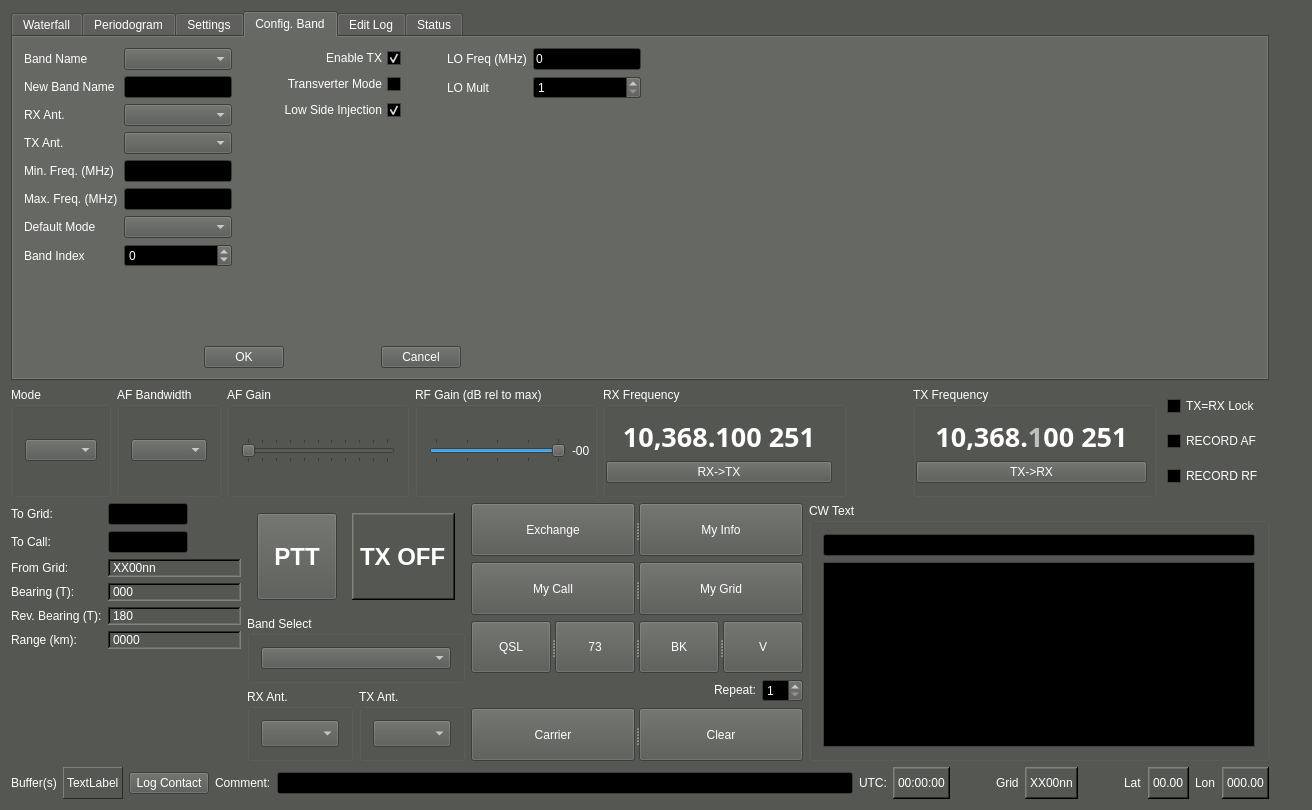
This is qtgui/mainwindow.ui in kb1vc/SoDaRadio as Qt 5 draws it before an edit. The edited form follows.
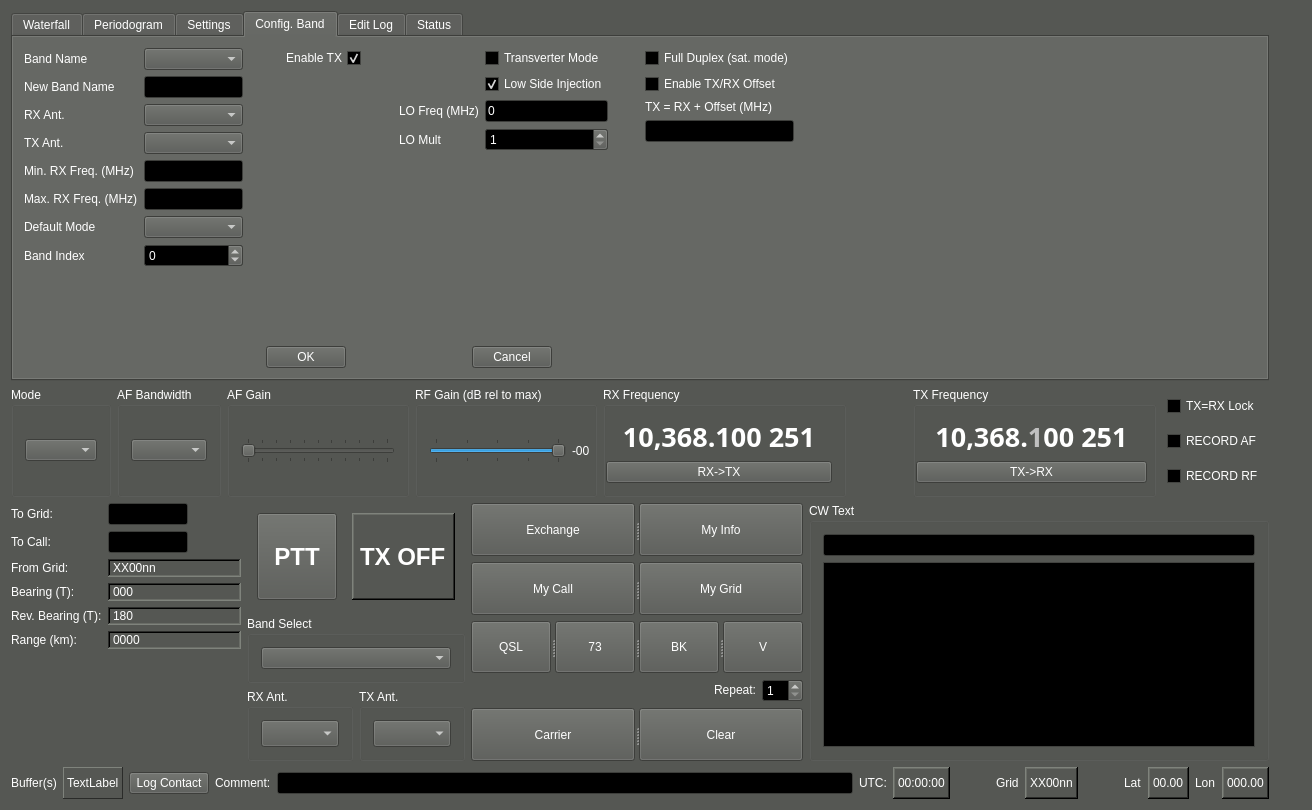
This is the edited form. The open tabs and pages were chosen to show the change. Icons and pictures are not drawn. Custom widgets are drawn as their Qt base class.

Commit message:
First steps in providing a "Satellite" mode -- TX and RX frequencies are separated by a fixed amount, set in the Config Band tab.  This mode is primarily for the QO-100 geosync satellite.
To enable this mode,
1. Create a new band setting in the "Config Band" panel.
2. Check the "Enable TX/RX Offset" box.
3. Enter the offset to be added to the RX frequency that will produce
the TX frequency.  Enter this in MHz.

Now when TX=RX Lock is set, the two frequencies will track with the
TX/RX offset separation applied.

Next -- full duplex CW mode.

The edit to the form file:
```diff
--- a/qtgui/mainwindow.ui
+++ b/qtgui/mainwindow.ui
@@ -1354,7 +1354,7 @@
               <item row="5" column="0">
                <widget class="QLabel" name="label_4">
                 <property name="text">
-                 <string>Min. Freq. (MHz)</string>
+                 <string>Min. RX Freq. (MHz)</string>
                 </property>
                </widget>
               </item>
@@ -1364,7 +1364,7 @@
               <item row="6" column="0">
                <widget class="QLabel" name="label_5">
                 <property name="text">
-                 <string>Max. Freq. (MHz)</string>
+                 <string>Max. RX Freq. (MHz)</string>
                 </property>
                </widget>
               </item>
@@ -1427,29 +1427,6 @@
                   </property>
                  </widget>
                 </item>
-                <item>
-                 <widget class="QCheckBox" name="BCTransMode_cb">
-                  <property name="layoutDirection">
-                   <enum>Qt::RightToLeft</enum>
-                  </property>
-                  <property name="text">
-                   <string>Transverter Mode</string>
-                  </property>
-                 </widget>
-                </item>
-                <item>
-                 <widget class="QCheckBox" name="BCLowInj_cb">
-                  <property name="layoutDirection">
-                   <enum>Qt::RightToLeft</enum>
-                  </property>
-                  <property name="text">
-                   <string>Low Side Injection</string>
-                  </property>
-                  <property name="checked">
-                   <bool>true</bool>
-                  </property>
-                 </widget>
-                </item>
                 <item>
                  <spacer name="verticalSpacer_2">
                   <property name="orientation">
@@ -1482,33 +1459,120 @@
             </item>
             <item>
              <layout class="QFormLayout" name="formLayout">
-              <item row="0" column="0">
+              <item row="3" column="0">
                <widget class="QLabel" name="label_8">
                 <property name="text">
                  <string>LO Freq (MHz)</string>
                 </property>
                </widget>
               </item>
-              <item row="0" column="1">
+              <item row="3" column="1">
                <widget class="QLineEdit" name="BCLOFreq_le">
                 <property name="text">
                  <string>0</string>
                 </property>
                </widget>
               </item>
-              <item row="1" column="0">
+              <item row="4" column="0">
                <widget class="QLabel" name="label_7">
                 <property name="text">
                  <string>LO Mult</string>
                 </property>
                </widget>
               </item>
-              <item row="1" column="1">
+              <item row="4" column="1">
                <widget class="QSpinBox" name="BCLOMult_sb">
                 <property name="minimum">
                  <number>1</number>
                 </property>
                </widget>
+              </item>
+              <item row="2" column="1">
+               <widget class="QCheckBox" name="BCLowInj_cb">
+                <property name="layoutDirection">
+                 <enum>Qt::LeftToRight</enum>
+                </property>
+                <property name="text">
+                 <string>Low Side Injection</string>
+                </property>
+                <property name="checked">
+                 <bool>true</bool>
+                </property>
+               </widget>
+              </item>
+              <item row="1" column="1">
+               <widget class="QCheckBox" name="BCTransMode_cb">
+                <property name="layoutDirection">
+                 <enum>Qt::LeftToRight</enum>
+                </property>
+                <property name="text">
+                 <string>Transverter Mode</string>
+                </property>
+               </widget>
+              </item>
+             </layout>
+            </item>
+            <item>
+             <spacer name="horizontalSpacer_22">
+              <property name="orientation">
+               <enum>Qt::Horizontal</enum>
+              </property>
+              <property name="sizeHint" stdset="0">
+               <size>
+                <width>40</width>
+                <height>20</height>
+               </size>
+              </property>
+             </spacer>
+            </item>
+            <item>
+             <layout class="QVBoxLayout" name="verticalLayout_14">
+              <item>
+               <widget class="QCheckBox" name="BCFullDuplex_cb">
+                <property name="toolTip">
+                 <string>&lt;html&gt;&lt;head/&gt;&lt;body&gt;&lt;p&gt;Set to enable RX spectrum and waterfal displays during transmit mode.  &lt;/p&gt;&lt;p&gt;&lt;br/&gt;&lt;/p&gt;&lt;p&gt;When clear, the spectrum and waterfall displays are disabled, and the RX chain is retuned to provide sidetone in (CW mode). &lt;/p&gt;&lt;p&gt;&lt;br/&gt;&lt;/p&gt;&lt;/body&gt;&lt;/html&gt;</string>
+                </property>
+                <property name="text">
+                 <string>Full Duplex (sat. mode)</string>
+                </property>
+               </widget>
+              </item>
+              <item>
+               <widget class="QCheckBox" name="BCTXRXOffset_cb">
+                <property name="toolTip">
+                 <string>&lt;html&gt;&lt;head/&gt;&lt;body&gt;&lt;p&gt;Set to enable TX = RX + Offset tuning.  (Specify offset frequency below.)&lt;/p&gt;&lt;/body&gt;&lt;/html&gt;</string>
+                </property>
+                <property name="text">
+                 <string>Enable TX/RX Offset</string>
+                </property>
+               </widget>
+              </item>
+              <item>
+               <widget class="QLabel" name="label_24">
+                <property name="text">
+                 <string>TX = RX + Offset (MHz)</string>
+                </property>
+               </widget>
+              </item>
+              <item>
+               <widget class="QLineEdit" name="BCSatOffset_le">
+                <property name="toolTip">
+                 <string>&lt;html&gt;&lt;head/&gt;&lt;body&gt;&lt;p&gt;When TX-RX Lock is set, this frequency will be added to the indicated RX frequency to set the TX frequency.  Any change to the RX frequency will cause a corresponding change in the TX frequency.  &lt;/p&gt;&lt;/body&gt;&lt;/html&gt;</string>
+                </property>
+               </widget>
+              </item>
+              <item>
+               <spacer name="verticalSpacer_11">
+                <property name="orientation">
+                 <enum>Qt::Vertical</enum>
+                </property>
+                <property name="sizeHint" stdset="0">
+                 <size>
+                  <width>20</width>
+                  <height>40</height>
+                 </size>
+                </property>
+               </spacer>
               </item>
              </layout>
             </item>
```
Left out of the diff: 5 changed lines with no effect on the pictures. The commit also changes 4 other files.
